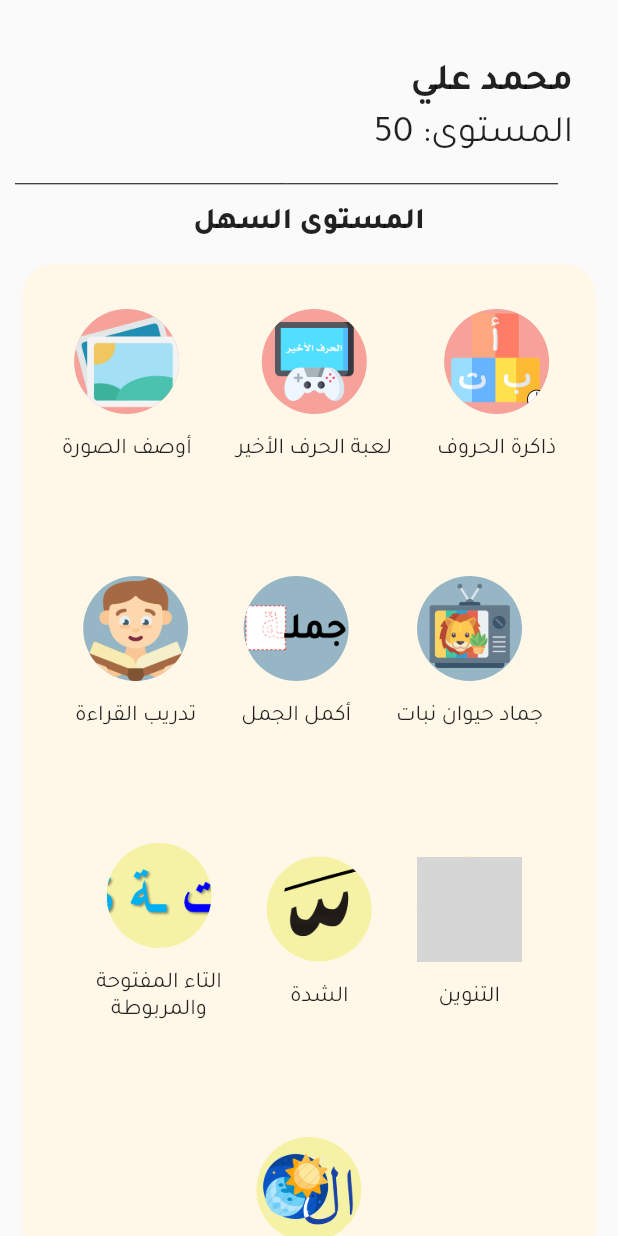
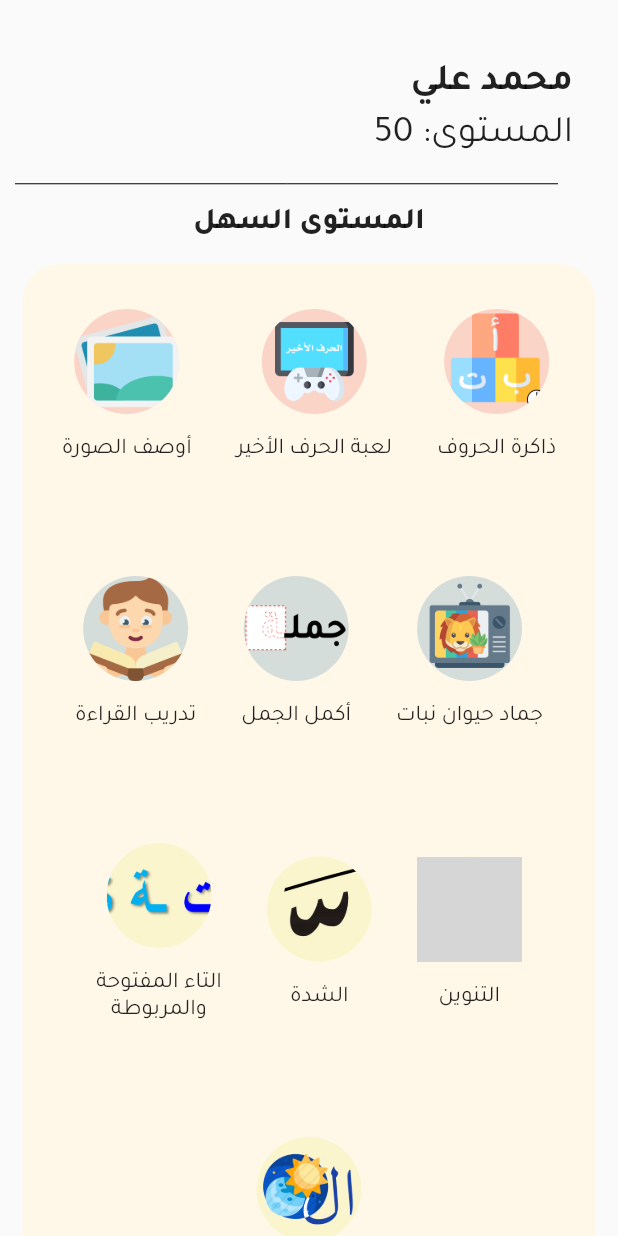
Before and after one commit to mohammadyahyaq/Dyslexia-App, a Flutter app: the screen it shows after launch, on a phone screen of 412 x 824 dp. Run offline on Flutter 3.47's test engine with Material 2 defaults, Android fonts, the phone set to English and light mode, and no system bars; our stand-ins replace email_validator; grey boxes are pictures that could not be loaded.

Commit message:
new color for each difficulty

```diff
--- a/lib/main.dart
+++ b/lib/main.dart
@@ -38,7 +38,7 @@ class MyApp extends StatelessWidget {
         cardTheme: CardTheme(
           shadowColor: Colors.transparent,
           shape: RoundedRectangleBorder(
-            borderRadius: BorderRadius.circular(20.0),
+            borderRadius: BorderRadius.circular(25.0),
           ),
         ),
       ),
--- a/lib/screens/main_screen.dart
+++ b/lib/screens/main_screen.dart
@@ -53,17 +53,17 @@ class MainScreen extends StatelessWidget {
                       MenuItem(
                         imagePath: 'assets/images/icon.png',
                         itemName: 'ذاكرة الحروف',
-                        itemColor: Color(0x7DEC4646),
+                        itemColor: Color(0x33EC4646),
                       ),
                       MenuItem(
                         imagePath: 'assets/images/last letter.png',
                         itemName: 'لعبة الحرف الأخير',
-                        itemColor: Color(0x7DEC4646),
+                        itemColor: Color(0x33EC4646),
                       ),
                       MenuItem(
                         imagePath: 'assets/images/describe the picture.png',
                         itemName: 'أوصف الصورة',
-                        itemColor: Color(0x7DEC4646),
+                        itemColor: Color(0x33EC4646),
                       )
                     ],
                   ),
@@ -73,17 +73,17 @@ class MainScreen extends StatelessWidget {
                       MenuItem(
                         imagePath: 'assets/images/cat.png',
                         itemName: 'جماد حيوان نبات',
-                        itemColor: Color(0x7D2872A1),
+                        itemColor: Color(0x332872A1),
                       ),
                       MenuItem(
                         imagePath: 'assets/images/complete stmt.png',
                         itemName: 'أكمل الجمل',
-                        itemColor: Color(0x7D2872A1),
+                        itemColor: Color(0x332872A1),
                       ),
                       MenuItem(
                         imagePath: 'assets/images/reading.png',
                         itemName: 'تدريب القراءة',
-                        itemColor: Color(0x7D2872A1),
+                        itemColor: Color(0x332872A1),
                       )
                     ],
                   ),
@@ -93,15 +93,15 @@ class MainScreen extends StatelessWidget {
                       MenuItem(
                           imagePath: 'assets/images/tanween.png',
                           itemName: 'التنوين',
-                          itemColor: Color(0x7DEDEB5F)),
+                          itemColor: Color(0x33EDEB5F)),
                       MenuItem(
                           imagePath: 'assets/images/shaddah.png',
                           itemName: 'الشدة',
-                          itemColor: Color(0x7DEDEB5F)),
+                          itemColor: Color(0x33EDEB5F)),
                       MenuItem(
                           imagePath: 'assets/images/taa.png',
                           itemName: 'التاء المفتوحة\nوالمربوطة',
-                          itemColor: Color(0x7DEDEB5F)),
+                          itemColor: Color(0x33EDEB5F)),
                     ],
                   ),
                   Row(
@@ -110,7 +110,7 @@ class MainScreen extends StatelessWidget {
                       MenuItem(
                         imagePath: 'assets/images/al prefix.png',
                         itemName: 'ال الشمسية\nوالقمرية',
-                        itemColor: Color(0x7DEDEB5F),
+                        itemColor: Color(0x33EDEB5F),
                       ),
                     ],
                   )
@@ -203,17 +203,17 @@ class MainScreen extends StatelessWidget {
                       MenuItem(
                         imagePath: 'assets/images/icon.png',
                         itemName: 'ذاكرة الحروف',
-                        itemColor: Color(0x7DEC4646),
+                        itemColor: Color(0xC8EC4646),
                       ),
                       MenuItem(
                         imagePath: 'assets/images/last letter.png',
                         itemName: 'لعبة الحرف الأخير',
-                        itemColor: Color(0x7DEC4646),
+                        itemColor: Color(0xC8EC4646),
                       ),
                       MenuItem(
                         imagePath: 'assets/images/describe the picture.png',
                         itemName: 'أوصف الصورة',
-                        itemColor: Color(0x7DEC4646),
+                        itemColor: Color(0xC8EC4646),
                       )
                     ],
                   ),
@@ -223,17 +223,17 @@ class MainScreen extends StatelessWidget {
                       MenuItem(
                         imagePath: 'assets/images/cat.png',
                         itemName: 'جماد حيوان نبات',
-                        itemColor: Color(0x7D2872A1),
+                        itemColor: Color(0xC82872A1),
                       ),
                       MenuItem(
                         imagePath: 'assets/images/complete stmt.png',
                         itemName: 'أكمل الجمل',
-                        itemColor: Color(0x7D2872A1),
+                        itemColor: Color(0xC82872A1),
                       ),
                       MenuItem(
                         imagePath: 'assets/images/reading.png',
                         itemName: 'تدريب القراءة',
-                        itemColor: Color(0x7D2872A1),
+                        itemColor: Color(0xC82872A1),
                       )
                     ],
                   ),
@@ -243,15 +243,15 @@ class MainScreen extends StatelessWidget {
                       MenuItem(
                           imagePath: 'assets/images/tanween.png',
                           itemName: 'التنوين',
-                          itemColor: Color(0x7DEDEB5F)),
+                          itemColor: Color(0xC8EDEB5F)),
                       MenuItem(
                           imagePath: 'assets/images/shaddah.png',
                           itemName: 'الشدة',
-                          itemColor: Color(0x7DEDEB5F)),
+                          itemColor: Color(0xC8EDEB5F)),
                       MenuItem(
                           imagePath: 'assets/images/taa.png',
                           itemName: 'التاء المفتوحة\nوالمربوطة',
-                          itemColor: Color(0x7DEDEB5F)),
+                          itemColor: Color(0xC8EDEB5F)),
                     ],
                   ),
                   Row(
@@ -260,7 +260,7 @@ class MainScreen extends StatelessWidget {
                       MenuItem(
                         imagePath: 'assets/images/al prefix.png',
                         itemName: 'ال الشمسية\nوالقمرية',
-                        itemColor: Color(0x7DEDEB5F),
+                        itemColor: Color(0xC8EDEB5F),
                       ),
                     ],
                   )
```
